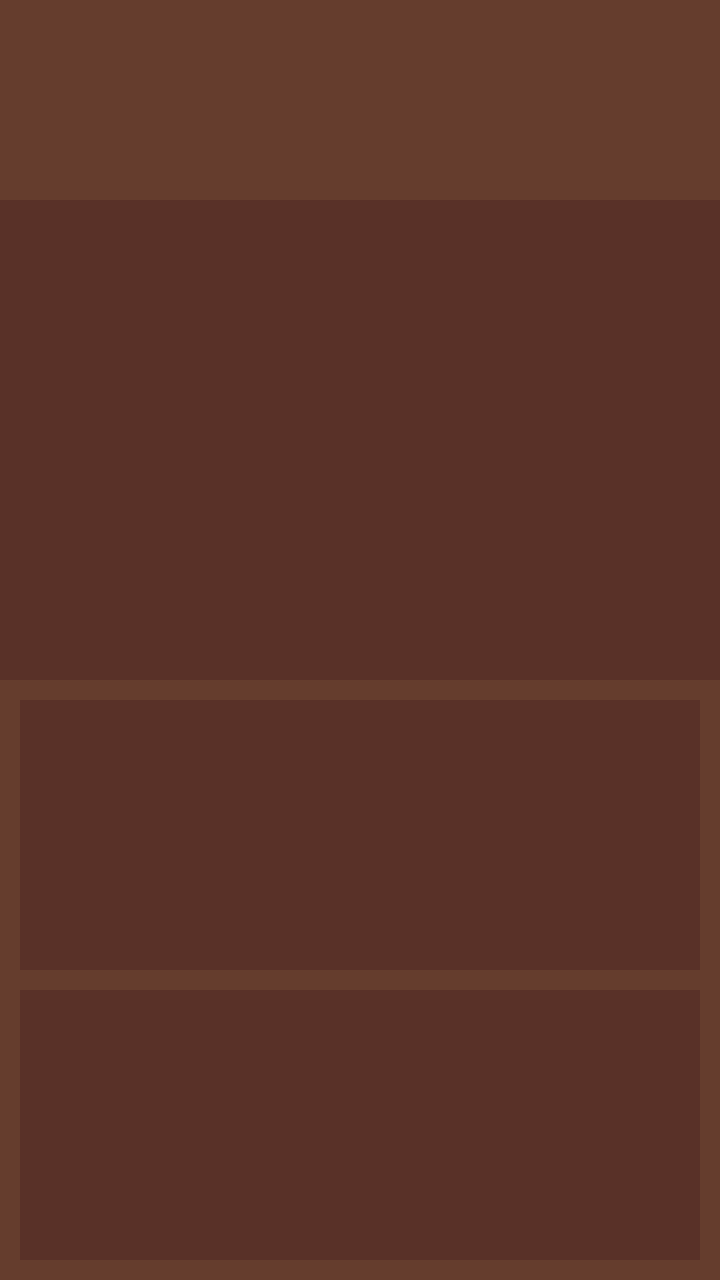
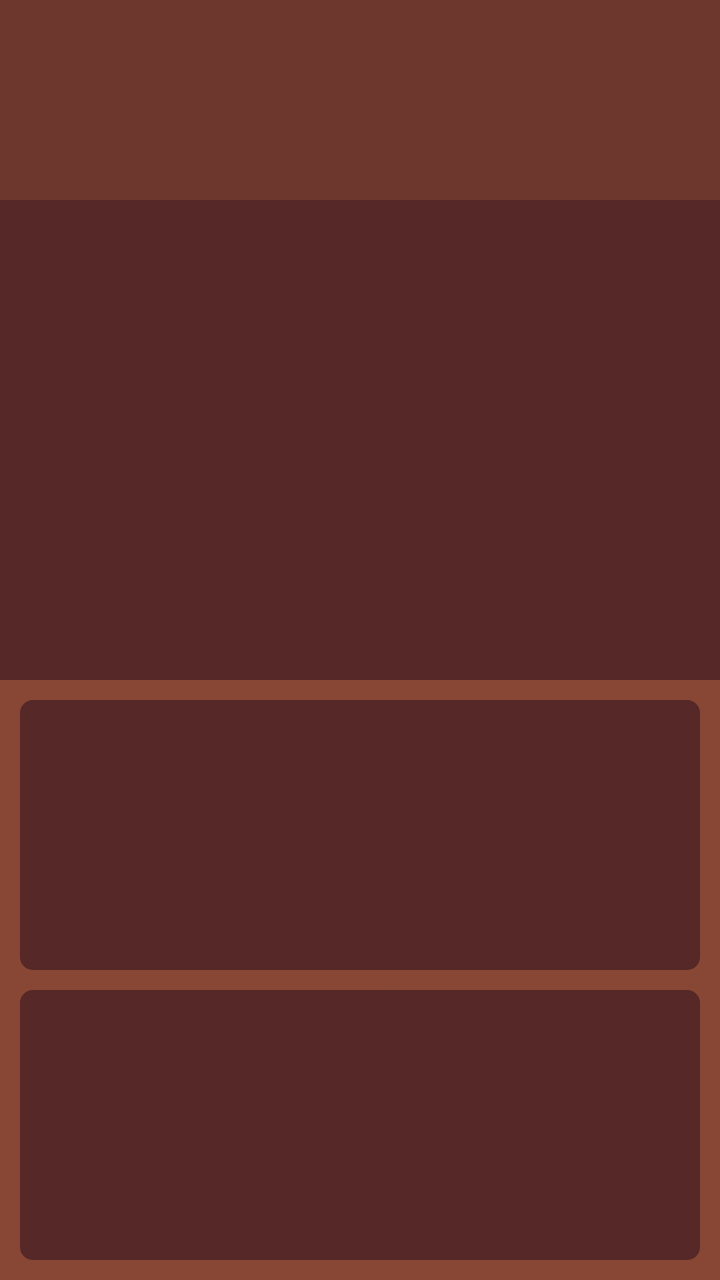

Screens rendered from an Android XML layout before and after an edit, with the pre-edit source and the edit as a unified diff.
<!-- AndroidManifest.xml: application theme Theme.LifeGeon -->
<!-- res/layout/activity_aventura.xml -->
<?xml version="1.0" encoding="utf-8"?>
<androidx.constraintlayout.widget.ConstraintLayout xmlns:android="http://schemas.android.com/apk/res/android"
    xmlns:app="http://schemas.android.com/apk/res-auto"
    xmlns:tools="http://schemas.android.com/tools"
    android:layout_width="match_parent"
    android:layout_height="match_parent"
    android:background="#593128"
    tools:context=".Aventura">

    <androidx.constraintlayout.widget.ConstraintLayout
        android:id="@+id/constraintLayout4"
        android:layout_width="0dp"
        android:layout_height="300dp"
        android:background="#653D2D"
        app:layout_constraintBottom_toBottomOf="parent"
        app:layout_constraintEnd_toEndOf="parent"
        app:layout_constraintHorizontal_bias="1.0"
        app:layout_constraintStart_toStartOf="parent">

        <androidx.constraintlayout.widget.ConstraintLayout
            android:layout_width="190dp"
            android:layout_height="135dp"
            android:layout_margin="10dp"
            android:background="#593128"
            app:layout_constraintBottom_toBottomOf="parent"
            app:layout_constraintEnd_toEndOf="parent">

        </androidx.constraintlayout.widget.ConstraintLayout>

        <androidx.constraintlayout.widget.ConstraintLayout
            android:layout_width="190dp"
            android:layout_height="135dp"
            android:layout_margin="10dp"
            android:background="#593128"
            app:layout_constraintBottom_toBottomOf="parent"
            app:layout_constraintStart_toStartOf="parent">

        </androidx.constraintlayout.widget.ConstraintLayout>

        <androidx.constraintlayout.widget.ConstraintLayout
            android:layout_width="190dp"
            android:layout_height="135dp"
            android:layout_margin="10dp"
            android:background="#593128"
            app:layout_constraintStart_toStartOf="parent"
            app:layout_constraintTop_toTopOf="parent">

        </androidx.constraintlayout.widget.ConstraintLayout>

        <androidx.constraintlayout.widget.ConstraintLayout
            android:layout_width="190dp"
            android:layout_height="135dp"
            android:layout_margin="10dp"
            android:background="#593128"
            app:layout_constraintEnd_toEndOf="parent"
            app:layout_constraintTop_toTopOf="parent">

        </androidx.constraintlayout.widget.ConstraintLayout>
    </androidx.constraintlayout.widget.ConstraintLayout>

    <androidx.constraintlayout.widget.ConstraintLayout
        android:layout_width="409dp"
        android:layout_height="100dp"
        android:background="#653D2D"
        app:layout_constraintEnd_toEndOf="parent"
        app:layout_constraintStart_toStartOf="parent"
        app:layout_constraintTop_toTopOf="parent">

    </androidx.constraintlayout.widget.ConstraintLayout>
</androidx.constraintlayout.widget.ConstraintLayout>
<!-- resources referenced by this layout -->
<resources>
  <style name="Theme.LifeGeon" parent="Base.Theme.LifeGeon" />
  <style name="Base.Theme.LifeGeon" parent="Theme.Material3.DayNight.NoActionBar">
          
          
      </style>
</resources>

<!-- the commit's change to res/layout/activity_aventura.xml (unified diff, before → after) -->
@@ -4,14 +4,14 @@
     xmlns:tools="http://schemas.android.com/tools"
     android:layout_width="match_parent"
     android:layout_height="match_parent"
-    android:background="#593128"
+    android:background="#562828"
     tools:context=".Aventura">
 
     <androidx.constraintlayout.widget.ConstraintLayout
         android:id="@+id/constraintLayout4"
         android:layout_width="0dp"
         android:layout_height="300dp"
-        android:background="#653D2D"
+        android:background="#874734"
         app:layout_constraintBottom_toBottomOf="parent"
         app:layout_constraintEnd_toEndOf="parent"
         app:layout_constraintHorizontal_bias="1.0"
@@ -21,7 +21,8 @@
             android:layout_width="190dp"
             android:layout_height="135dp"
             android:layout_margin="10dp"
-            android:background="#593128"
+            android:background="@drawable/redondo"
+            android:backgroundTint="#562828"
             app:layout_constraintBottom_toBottomOf="parent"
             app:layout_constraintEnd_toEndOf="parent">
 
@@ -31,7 +32,8 @@
             android:layout_width="190dp"
             android:layout_height="135dp"
             android:layout_margin="10dp"
-            android:background="#593128"
+            android:background="@drawable/redondo"
+            android:backgroundTint="#562828"
             app:layout_constraintBottom_toBottomOf="parent"
             app:layout_constraintStart_toStartOf="parent">
 
@@ -41,7 +43,8 @@
             android:layout_width="190dp"
             android:layout_height="135dp"
             android:layout_margin="10dp"
-            android:background="#593128"
+            android:background="@drawable/redondo"
+            android:backgroundTint="#562828"
             app:layout_constraintStart_toStartOf="parent"
             app:layout_constraintTop_toTopOf="parent">
 
@@ -51,7 +54,8 @@
             android:layout_width="190dp"
             android:layout_height="135dp"
             android:layout_margin="10dp"
-            android:background="#593128"
+            android:background="@drawable/redondo"
+            android:backgroundTint="#562828"
             app:layout_constraintEnd_toEndOf="parent"
             app:layout_constraintTop_toTopOf="parent">
 
@@ -61,7 +65,7 @@
     <androidx.constraintlayout.widget.ConstraintLayout
         android:layout_width="409dp"
         android:layout_height="100dp"
-        android:background="#653D2D"
+        android:background="#6E372E"
         app:layout_constraintEnd_toEndOf="parent"
         app:layout_constraintStart_toStartOf="parent"
         app:layout_constraintTop_toTopOf="parent">
<!-- resource entries referenced after the edit -->
@@ -1,5 +1,13 @@
 <!-- resources referenced by this layout -->
 <resources>
+  <!-- drawable redondo (drawable) -->
+  <?xml version="1.0" encoding="UTF-8"?>
+  <shape xmlns:android="http://schemas.android.com/apk/res/android">
+      <solid android:color="#FFFFFF"/>
+      <stroke android:width="3dp" android:color="#B1BCBE" />
+      <corners android:radius="5dp"/>
+      <padding android:left="0dp" android:top="0dp" android:right="0dp" android:bottom="0dp" />
+  </shape>
   <style name="Theme.LifeGeon" parent="Base.Theme.LifeGeon" />
   <style name="Base.Theme.LifeGeon" parent="Theme.Material3.DayNight.NoActionBar">
           
